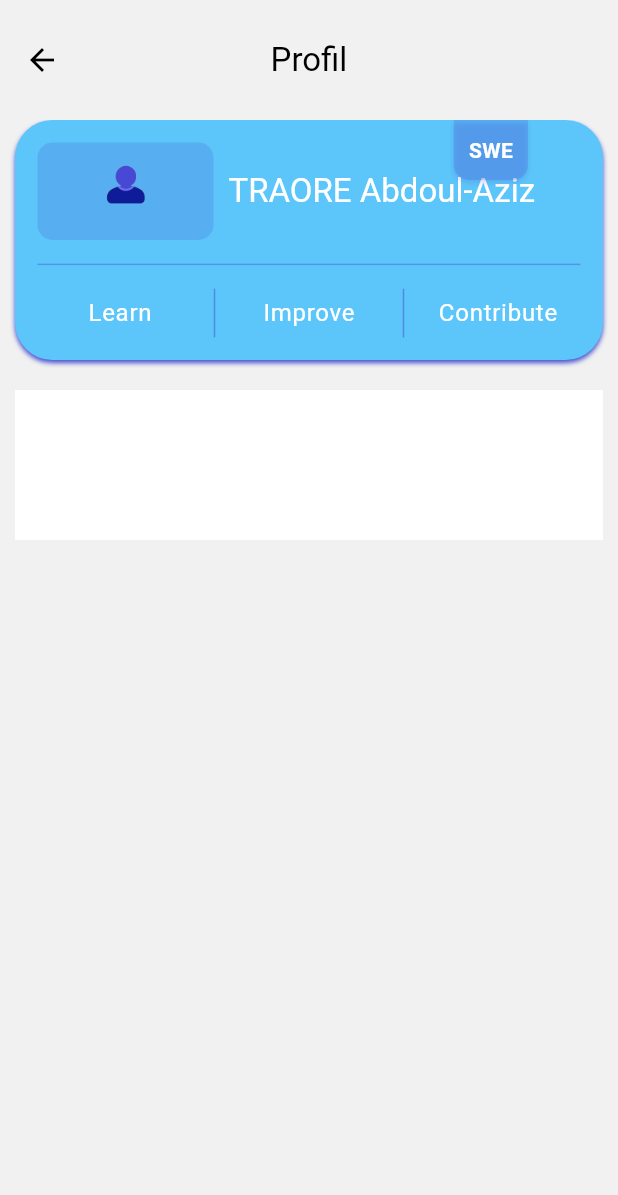
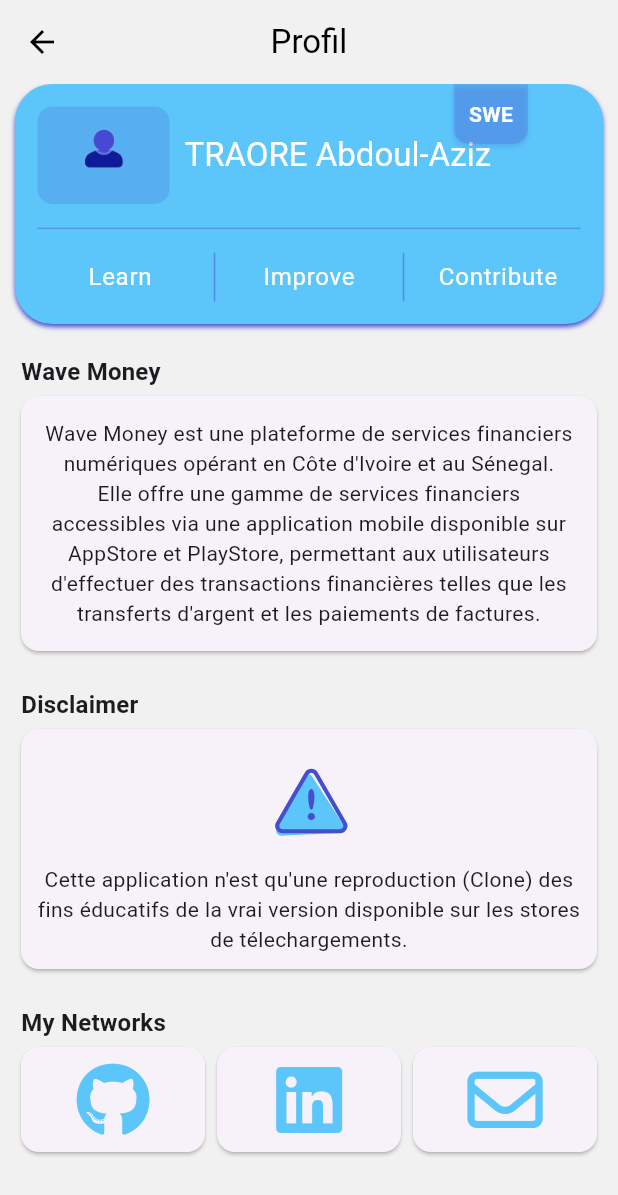
Before and after one commit to AzizProg/wave_clone, a Flutter app: the SettingsView screen opened directly, on a phone screen of 412 x 824 dp. Shown: the top 1195 px of the screen. Run offline on Flutter 3.47's test engine with Material 3 defaults, Android fonts, the light colour scheme and no system bars; our stand-ins replace equatable, flutter_bloc, flutter_screenutil, font_awesome_flutter, hydrated_bloc, lottie and 1 more.

Commit message:
setting secrion completed

```diff
--- a/lib/src/core/helpers/asset_helper.dart
+++ b/lib/src/core/helpers/asset_helper.dart
@@ -25,4 +25,6 @@
   static String canal="assets/notifications/logo_canal.png";
   static String bonusCie="assets/notifications/bonus_cie.png";
 
+  //setting
+  static String disclaimer="assets/setting/disclaimer.json";
 }
--- a/lib/src/presentation/home/view/home_view.dart
+++ b/lib/src/presentation/home/view/home_view.dart
@@ -23,6 +23,7 @@
     return AnnotatedRegion(
       value: SystemUiOverlayStyle(
         statusBarColor: ColorsHelper.primaryColor(),
+        statusBarIconBrightness: Brightness.light
       ),
       child: Scaffold(
         // backgroundColor: ColorsHelper.primaryColor(),
--- a/lib/src/presentation/settings/component/about_me.dart
+++ b/lib/src/presentation/settings/component/about_me.dart
@@ -0,0 +1,38 @@
+import 'package:flutter/material.dart';
+import 'package:wave_clone/src/core/extension/size_extension.dart';
+
+class AboutMe extends StatelessWidget {
+  const AboutMe({super.key});
+
+  @override
+  Widget build(BuildContext context) {
+    return Column(
+      crossAxisAlignment: CrossAxisAlignment.start,
+      children: [
+        Text(
+          " Wave Money",
+          style: Theme.of(context)
+              .textTheme
+              .titleMedium
+              ?.copyWith(fontWeight: FontWeight.bold),
+        ),
+        Card(
+          child: Container(
+            width: double.infinity,
+            //height: context.getHeight(100),
+            padding: const EdgeInsets.all(15),
+            child: Column(
+              children: [
+                Text(
+                  "Wave Money est une plateforme de services financiers numériques opérant en Côte d'Ivoire et au Sénegal. Elle offre une gamme de services financiers accessibles via une application mobile disponible sur AppStore et PlayStore, permettant aux utilisateurs d'effectuer des transactions financières telles que les transferts d'argent et les paiements de factures.",
+                  style: Theme.of(context).textTheme.bodyMedium,
+                textAlign: TextAlign.center,
+                )
+              ],
+            ),
+          ),
+        ),
+      ],
+    );
+  }
+}
--- a/lib/src/presentation/settings/component/disclaimer.dart
+++ b/lib/src/presentation/settings/component/disclaimer.dart
@@ -0,0 +1,40 @@
+import 'package:flutter/material.dart';
+import 'package:lottie/lottie.dart';
+import 'package:wave_clone/src/core/extension/size_extension.dart';
+import 'package:wave_clone/src/core/helpers/asset_helper.dart';
+
+class Disclaimer extends StatelessWidget {
+  const Disclaimer({super.key});
+
+  @override
+  Widget build(BuildContext context) {
+    return Column(
+      crossAxisAlignment: CrossAxisAlignment.start,
+      children: [
+        Text(
+          " Disclaimer",
+          style: Theme.of(context)
+              .textTheme
+              .titleMedium
+              ?.copyWith(fontWeight: FontWeight.bold),
+        ),
+        Card(
+          child: Container(
+            padding: const EdgeInsets.all(10),
+            width: double.infinity,
+            child: Column(
+              children: [
+                FittedBox(child: Lottie.asset(AssetsHelper.disclaimer, width: context.getWidth(80))),
+                Text(
+                  "Cette application n'est qu'une reproduction (Clone) des fins éducatifs de la vrai version disponible sur les stores de télechargements.",
+                  style: Theme.of(context).textTheme.bodyMedium,
+                  textAlign: TextAlign.center,
+                ),
+              ],
+            ),
+          ),
+        )
+      ],
+    );
+  }
+}
--- a/lib/src/presentation/settings/component/my_networks.dart
+++ b/lib/src/presentation/settings/component/my_networks.dart
@@ -0,0 +1,54 @@
+import 'package:flutter/cupertino.dart';
+import 'package:flutter/material.dart';
+import 'package:font_awesome_flutter/font_awesome_flutter.dart';
+import 'package:wave_clone/src/core/helpers/color_helper.dart';
+
+class MyNetworks extends StatelessWidget {
+  const MyNetworks({super.key});
+
+  @override
+  Widget build(BuildContext context) {
+    return Column(
+      crossAxisAlignment: CrossAxisAlignment.start,
+      children: [
+        Text(
+          " My Networks",
+          style: Theme.of(context)
+              .textTheme
+              .titleMedium
+              ?.copyWith(fontWeight: FontWeight.bold),
+        ),
+        Row(
+          mainAxisAlignment: MainAxisAlignment.center,
+          children: [
+            Expanded(child: _icon(icon: FontAwesomeIcons.github)),
+            Expanded(child: _icon(icon: FontAwesomeIcons.linkedin)),
+            Expanded(child: _icon(icon: FontAwesomeIcons.envelope)),
+          ],
+        ),
+      ],
+    );
+  }
+
+  Widget _icon({required IconData icon}) {
+    return Card(
+      child: InkWell(
+        onTap: () {
+          print("object");
+        },
+        splashFactory: InkRipple.splashFactory,
+        overlayColor: MaterialStateColor.resolveWith(
+            (states) => ColorsHelper.primaryColor()),
+        child: Container(
+            padding: const EdgeInsets.all(10),
+            alignment: Alignment.center,
+            width: double.infinity,
+            child: FaIcon(
+              icon,
+              color: ColorsHelper.secondaryColor(),
+              size: 50,
+            )),
+      ),
+    );
+  }
+}
--- a/lib/src/presentation/settings/component/profil_card.dart
+++ b/lib/src/presentation/settings/component/profil_card.dart
@@ -0,0 +1,144 @@
+import 'package:flutter/cupertino.dart';
+import 'package:flutter/material.dart';
+import 'package:wave_clone/src/core/extension/size_extension.dart';
+
+import '../../../core/helpers/asset_helper.dart';
+import '../../../core/helpers/color_helper.dart';
+
+class ProfilCard extends StatelessWidget {
+  const ProfilCard({super.key});
+
+  @override
+  Widget build(BuildContext context) {
+    return  Stack(
+      children: [
+        //Card profil
+        Container(
+          width: double.infinity,
+          height: context.getHeight(160),
+          padding: const EdgeInsets.symmetric(
+              vertical: 15, horizontal: 15),
+          decoration: BoxDecoration(
+            boxShadow: [
+              BoxShadow(
+                  blurRadius: 2,
+                  offset: const Offset(0, 2),
+                  color: ColorsHelper.primaryColor())
+            ],
+            color: ColorsHelper.secondaryColor(),
+            borderRadius: BorderRadius.circular(25),
+          ),
+          child: Column(
+            mainAxisAlignment: MainAxisAlignment.spaceBetween,
+            children: [
+              Expanded(
+                flex: 2,
+                child: Row(
+                  children: [
+                    Expanded(
+                      child: Container(
+                        height: 80,
+                        decoration: BoxDecoration(
+                          color: ColorsHelper.primaryColor()
+                              .withOpacity(.2),
+                          borderRadius: BorderRadius.circular(10),
+                        ),
+                        child: Center(
+                            child: Image.asset(
+                                AssetsHelper.transferToPerson)),
+                      ),
+                    ),
+                    const SizedBox(
+                      width: 10,
+                    ),
+                    Expanded(
+                        flex: 3,
+                        child: Text(
+                          "TRAORE Abdoul-Aziz",
+                          textAlign: TextAlign.justify,
+                          style: Theme.of(context)
+                              .textTheme
+                              .titleLarge
+                              ?.copyWith(color: Colors.white),
+                        ))
+                  ],
+                ),
+              ),
+              Flexible(
+                child: Divider(
+                  color: ColorsHelper.primaryColor().withOpacity(.4),
+                ),
+              ),
+              Expanded(
+                child: Row(
+                  crossAxisAlignment: CrossAxisAlignment.end,
+                  mainAxisAlignment: MainAxisAlignment.spaceBetween,
+                  children: [
+                    Expanded(
+                        child: Center(
+                          child: Text(
+                            "Learn",
+                            style: _style(context),
+                          ),
+                        )),
+                    VerticalDivider(
+                      color:
+                      ColorsHelper.primaryColor().withOpacity(.5),
+                    ),
+                    Expanded(
+                        child: Center(
+                            child: Text("Improve",
+                                style: _style(context)))),
+                    VerticalDivider(
+                      color:
+                      ColorsHelper.primaryColor().withOpacity(.5),
+                    ),
+                    Expanded(
+                        child: Center(
+                            child: Text("Contribute",
+                                style: _style(context)))),
+                  ],
+                ),
+              )
+            ],
+          ),
+        ),
+
+        //SWE
+        Positioned(
+          top: 0,
+          right: 50,
+          child: Container(
+            padding: const EdgeInsets.all(10),
+            decoration: BoxDecoration(
+                boxShadow: [
+                  BoxShadow(
+                      blurRadius: 2,
+                      offset: const Offset(0, 2),
+                      color: ColorsHelper.primaryColor()
+                          .withOpacity(0.2))
+                ],
+                color: ColorsHelper.primaryColor().withOpacity(0.2),
+                borderRadius: const BorderRadius.only(
+                    bottomLeft: Radius.circular(10),
+                    bottomRight: Radius.circular(10))),
+            child: const Center(
+              child: Text(
+                "SWE",
+                style: TextStyle(
+                    color: Colors.white, fontWeight: FontWeight.bold),
+              ),
+            ),
+          ),
+        )
+      ],
+    );
+  }
+
+  TextStyle? _style(BuildContext context) {
+    final style =
+    Theme.of(context).textTheme.bodyLarge?.copyWith(color: Colors.white);
+
+    return style;
+  }
+}
--- /dev/null
+++ b/lib/src/presentation/settings/component/settings_appbar.dart
@@ -0,0 +1,43 @@
+import 'package:flutter/material.dart';
+import 'package:flutter/services.dart';
+import 'package:wave_clone/src/core/extension/size_extension.dart';
+
+import '../../../core/helpers/color_helper.dart';
+
+class SettingAppBar extends StatelessWidget implements PreferredSizeWidget {
+  const SettingAppBar({super.key});
+
+  @override
+  Widget build(BuildContext context) {
+    return AppBar(
+      backgroundColor: ColorsHelper.backgroundColor,
+      elevation: 0,
+      toolbarHeight: context.getHeight(80),
+      centerTitle: true,
+      systemOverlayStyle: SystemUiOverlayStyle.dark
+          .copyWith(statusBarColor: ColorsHelper.backgroundColor),
+      leading: InkWell(
+        overlayColor:
+            MaterialStateColor.resolveWith((states) => Colors.transparent),
+        onTap: () {
+          Navigator.of(context).pop();
+        },
+        child: const Icon(
+          Icons.arrow_back_outlined,
+          color: Colors.black,
+        ),
+      ),
+      title: Text(
+        "Profil",
+        style: Theme.of(context)
+            .textTheme
+            .titleLarge
+            ?.copyWith(color: Colors.black),
+      ),
+    );
+  }
+
+  @override
+  // TODO: implement preferredSize
+  Size get preferredSize => const Size.fromHeight(kToolbarHeight);
+}
--- a/lib/src/presentation/settings/view/settings_view.dart
+++ b/lib/src/presentation/settings/view/settings_view.dart
@@ -1,8 +1,14 @@
 import 'package:flutter/material.dart';
+import 'package:flutter/services.dart';
 import 'package:wave_clone/src/core/extension/size_extension.dart';
 import 'package:wave_clone/src/core/helpers/asset_helper.dart';
 import 'package:wave_clone/src/core/helpers/color_helper.dart';
 import 'package:wave_clone/src/core/helpers/size_helper.dart';
+import 'package:wave_clone/src/presentation/settings/component/about_me.dart';
+import 'package:wave_clone/src/presentation/settings/component/disclaimer.dart';
+import 'package:wave_clone/src/presentation/settings/component/my_networks.dart';
+import 'package:wave_clone/src/presentation/settings/component/profil_card.dart';
+import 'package:wave_clone/src/presentation/settings/component/settings_appbar.dart';
 
 class SettingsView extends StatelessWidget {
   const SettingsView({super.key});
@@ -11,178 +17,44 @@
   Widget build(BuildContext context) {
     return Scaffold(
       backgroundColor: ColorsHelper.backgroundColor,
-      appBar: AppBar(
-        backgroundColor: ColorsHelper.backgroundColor,
-        elevation: 0,
-        toolbarHeight: context.getHeight(80),
-        centerTitle: true,
-        leading: InkWell(
-          overlayColor:
-              MaterialStateColor.resolveWith((states) => Colors.transparent),
-          onTap: () {
-            Navigator.of(context).pop();
-          },
-          child: const Icon(
-            Icons.arrow_back_outlined,
-            color: Colors.black,
-          ),
-        ),
-        title: Text(
-          "Profil",
-          style: Theme.of(context)
-              .textTheme
-              .titleLarge
-              ?.copyWith(color: Colors.black),
-        ),
-      ),
-      body: Container(
+      appBar: const SettingAppBar(),
+      body: SafeArea(
+        child: Container(
             width: double.infinity,
             height: double.infinity,
-          padding: const EdgeInsets.symmetric(horizontal: 10),
+            padding: const EdgeInsets.only(bottom: 10,left: 10,right: 10),
             decoration: const BoxDecoration(
                 borderRadius: BorderRadius.only(
-                  topLeft: Radius.circular(25), topRight: Radius.circular(25))),
+                    topLeft: Radius.circular(25),
+                    topRight: Radius.circular(25))),
             child: Column(
               crossAxisAlignment: CrossAxisAlignment.start,
               children: [
-              Stack(
-                children: [
-                  //Card profil
-                  Container(
-                    width: double.infinity,
-                    height: context.getHeight(160),
-                    padding: const EdgeInsets.symmetric(
-                        vertical: 15, horizontal: 15),
-                    decoration: BoxDecoration(
-                      boxShadow: [
-                        BoxShadow(
-                            blurRadius: 2,
-                            offset: const Offset(0, 2),
-                            color: ColorsHelper.primaryColor())
-                      ],
-                      color: ColorsHelper.secondaryColor(),
-                      borderRadius: BorderRadius.circular(25),
-                    ),
-                    child: Column(
-                      mainAxisAlignment: MainAxisAlignment.spaceBetween,
-                      children: [
-                        Expanded(
-                          flex: 2,
-                          child: Row(
-                            children: [
-                              Expanded(
-                                child: Container(
-                                  height: 80,
-                                  decoration: BoxDecoration(
-                                    color: ColorsHelper.primaryColor()
-                                        .withOpacity(.2),
-                                    borderRadius: BorderRadius.circular(10),
-                                  ),
-                                  child: Center(
-                                      child: Image.asset(
-                                          AssetsHelper.transferToPerson)),
-                                ),
-                              ),
-                              const SizedBox(
-                                width: 10,
+                const ProfilCard(),
+                SizedBox(
+                  height: context.getHeight(20),
                 ),
                 Expanded(
-                                  flex: 2,
-                                  child: Text(
-                                    "TRAORE Abdoul-Aziz",
-                                    textAlign: TextAlign.justify,
-                                    style: Theme.of(context)
-                                        .textTheme
-                                        .titleLarge
-                                        ?.copyWith(color: Colors.white),
-                                  ))
+                  child: SingleChildScrollView(
+                    physics: const BouncingScrollPhysics(),
+                    child: Column(
+                      children: [
+                        const AboutMe(),
+                        SizedBox(
+                          height: context.getHeight(20),
+                        ),
+                        const Disclaimer(),
+                        SizedBox(
+                          height: context.getHeight(20),
+                        ),
+                        const MyNetworks()
                       ],
-                          ),
-                        ),
-                        Flexible(
-                          child: Divider(
-                            color: ColorsHelper.primaryColor().withOpacity(.4),
-                          ),
-                        ),
-                        Expanded(
-                          child: Row(
-                            crossAxisAlignment: CrossAxisAlignment.end,
-                            mainAxisAlignment: MainAxisAlignment.spaceBetween,
-                            children: [
-                              Expanded(
-                                  child: Center(
-                                child: Text(
-                                  "Learn",
-                                  style: _style(context),
-                                ),
-                              )),
-                              VerticalDivider(
-                                color:
-                                    ColorsHelper.primaryColor().withOpacity(.5),
-                              ),
-                              Expanded(
-                                  child: Center(
-                                      child: Text("Improve",
-                                          style: _style(context)))),
-                              VerticalDivider(
-                                color:
-                                    ColorsHelper.primaryColor().withOpacity(.5),
-                              ),
-                              Expanded(
-                                  child: Center(
-                                      child: Text("Contribute",
-                                          style: _style(context)))),
-                            ],
-                          ),
-                        )
-                      ],
-                    ),
-                  ),
-
-                  //SWE
-                  Positioned(
-                    top: 0,
-                    right: 50,
-                    child: Container(
-                      padding: const EdgeInsets.all(10),
-                      decoration: BoxDecoration(
-                          boxShadow: [
-                            BoxShadow(
-                                blurRadius: 2,
-                                offset: const Offset(0, 2),
-                                color: ColorsHelper.primaryColor()
-                                    .withOpacity(0.2))
-                          ],
-                          color: ColorsHelper.primaryColor().withOpacity(0.2),
-                          borderRadius: const BorderRadius.only(
-                              bottomLeft: Radius.circular(10),
-                              bottomRight: Radius.circular(10))),
-                      child: const Center(
-                        child: Text(
-                          "SWE",
-                          style: TextStyle(
-                              color: Colors.white, fontWeight: FontWeight.bold),
-                        ),
                     ),
                   ),
                 )
               ],
+            )),
       ),
-              Container(
-                margin: const EdgeInsets.symmetric(vertical: 20),
-                width: double.infinity,
-                height: context.getHeight(100),
-                decoration: const BoxDecoration(color: Colors.white),
-              ),
-            ],
-          )),
     );
   }
-
-  TextStyle? _style(BuildContext context) {
-    final style =
-        Theme.of(context).textTheme.bodyLarge?.copyWith(color: Colors.white);
-
-    return style;
 }
-}
--- a/pubspec.yaml
+++ b/pubspec.yaml
@@ -44,6 +44,8 @@
   intl: ^0.19.0
   shared_preferences: ^2.2.2
   shimmer: ^3.0.0
+  lottie: ^2.7.0
+  font_awesome_flutter: ^10.7.0
 
 dev_dependencies:
   flutter_test:
@@ -74,7 +76,7 @@
      - assets/home/
      - assets/transaction_info/
      - assets/notifications/
-     #- assets/logo/
+     - assets/setting/
 
   # An image asset can refer to one or more resolution-specific "variants", see
   # https://flutter.dev/assets-and-images/#resolution-aware
```
Also changed, not shown: assets/setting/disclaimer.json (added, +1 -0 lines), pubspec.lock. Lines whose indentation alone changed are shown as unchanged.
